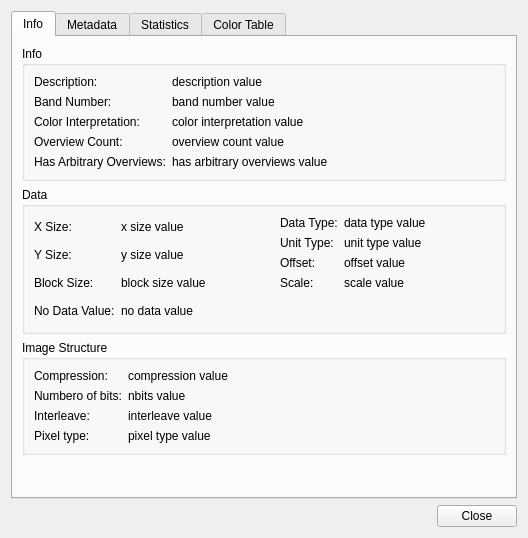
avalentino/gsdview, file gsdview/gdalbackend/ui/banddialog.ui: the form before one commit.
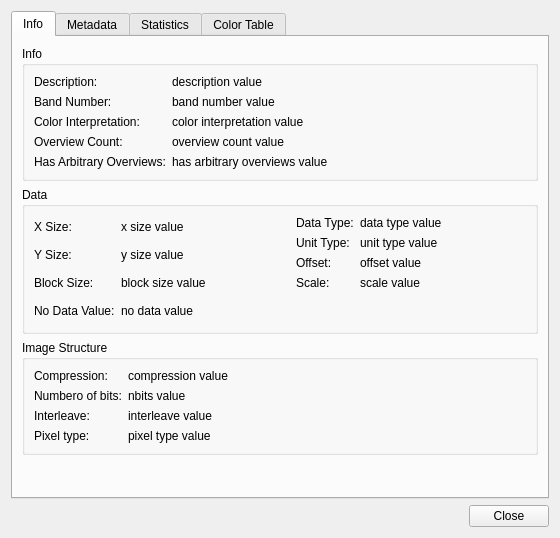
The form after the commit.

Patch:
```diff
--- a/gsdview/gdalbackend/ui/banddialog.ui
+++ b/gsdview/gdalbackend/ui/banddialog.ui
@@ -6,7 +6,7 @@
    <rect>
     <x>0</x>
     <y>0</y>
-    <width>528</width>
+    <width>560</width>
     <height>538</height>
    </rect>
   </property>
```
